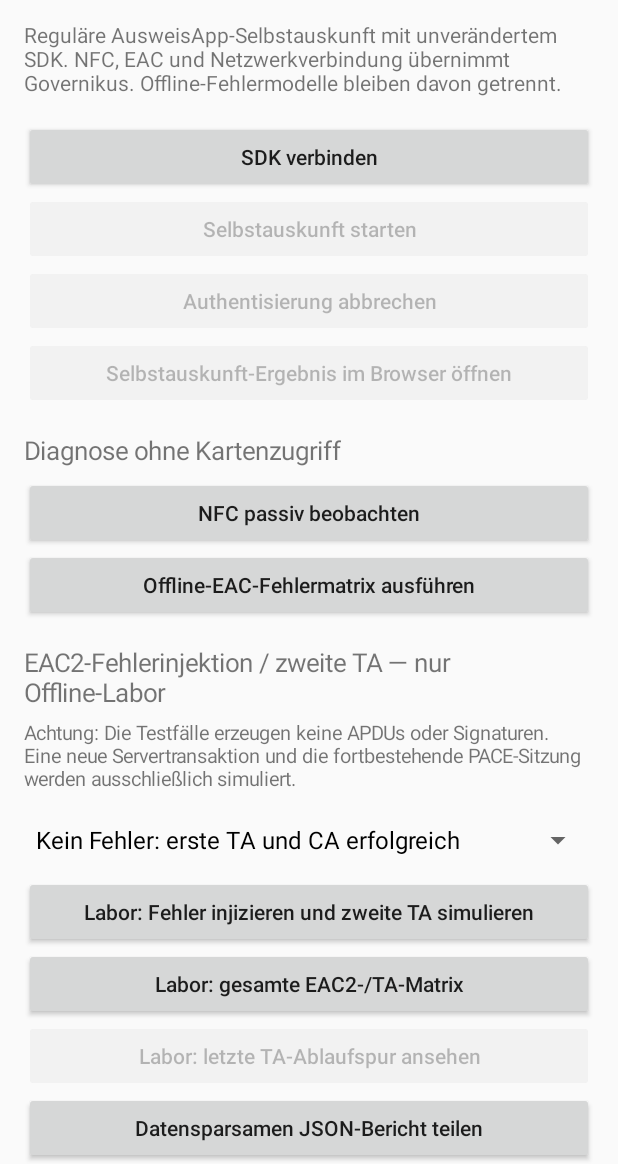
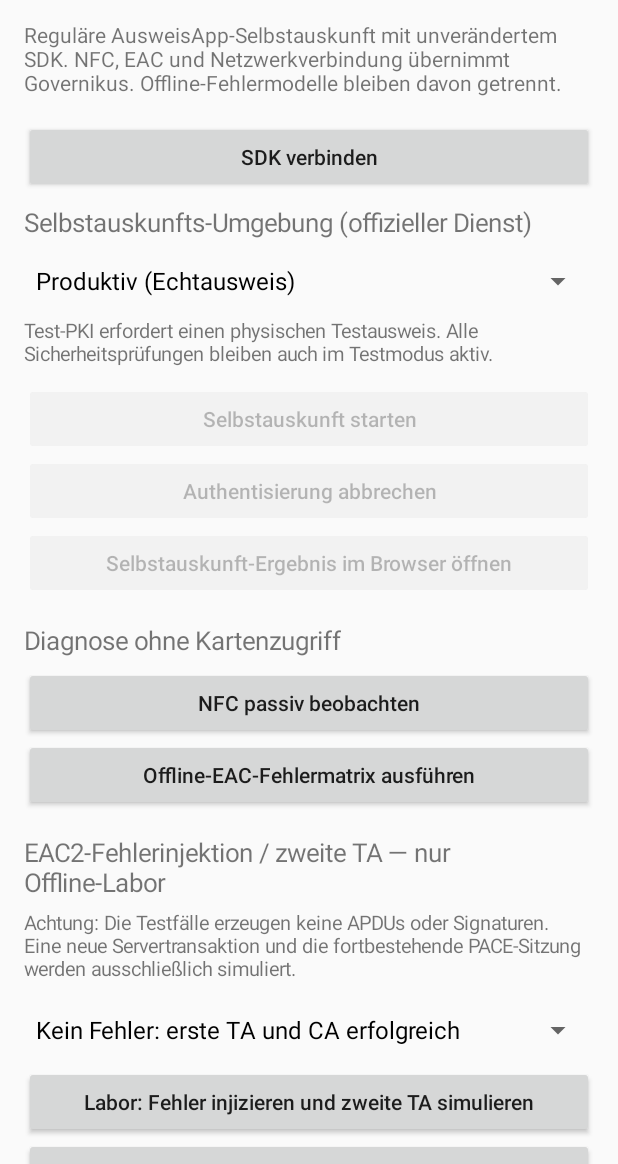
Before and after one commit to mtschirs/eidelweiss, an Android app: the screen it shows after launch (MainActivity), on a phone screen of 412 x 824 dp, the part 72-1236 px from its top. Run offline under Robolectric (Android 15) with nearby library versions, the phone set to English and light mode, and no system bars; libraries missing offline, so code that uses them is left out: com.governikus.ausweisapp2; 2 statements that could not run were skipped.

Commit message:
feat(android): support official Governikus test-PKI self-disclosure with test cards

```diff
--- a/app/src/main/java/de/mtschirs/eidelweiss/DiagnosticReport.kt
+++ b/app/src/main/java/de/mtschirs/eidelweiss/DiagnosticReport.kt
@@ -88,6 +88,7 @@ object DiagnosticReport {
                 .put("started_at_utc", run.startedUtc)
                 .put("ended_at_utc", run.endedUtc ?: JSONObject.NULL)
                 .put("source", "APP_LEVEL_SDK_CALLBACKS_AND_USER_ACTIONS_ONLY")
+                .put("environment", run.environment)
                 .put("contains_apdu_trace", false)
                 .put("proves_chip_session_continuity", false)
                 .put("proves_terminal_authentication", false)
--- a/app/src/main/java/de/mtschirs/eidelweiss/MainActivity.kt
+++ b/app/src/main/java/de/mtschirs/eidelweiss/MainActivity.kt
@@ -39,6 +39,7 @@ class MainActivity : Activity(), NfcAdapter.ReaderCallback {
     private lateinit var sdkBridge: AusweisAppSdkBridge
     private lateinit var output: TextView
     private lateinit var sdkButton: Button
+    private lateinit var selfAuthEnvironmentSelection: Spinner
     private lateinit var startButton: Button
     private lateinit var cancelButton: Button
     private lateinit var continueButton: Button
@@ -52,6 +53,7 @@ class MainActivity : Activity(), NfcAdapter.ReaderCallback {
     @Volatile private var observing = false
     @Volatile private var authenticating = false
     private var sdkReady = false
+    private var activeSelfAuthEnvironment = SelfAuthEnvironment.PRODUCTION
     private var apiLevelRequested: Int? = null
     private var rights: JSONObject? = null
     private var activeDialog: AlertDialog? = null
@@ -147,6 +149,27 @@ class MainActivity : Activity(), NfcAdapter.ReaderCallback {
             sdkBridge.bind()
             status("SDK-Verbindung angefordert.")
         }.also(stack::addView)
+        stack.addView(TextView(this).apply {
+            text = "Selbstauskunfts-Umgebung (offizieller Dienst)"
+            textSize = 17f
+            setPadding(0, 12, 0, 6)
+        })
+        selfAuthEnvironmentSelection = Spinner(this).apply {
+            adapter = ArrayAdapter(
+                this@MainActivity,
+                android.R.layout.simple_spinner_dropdown_item,
+                SelfAuthEnvironment.entries.map { it.displayName }
+            )
+            // Production remains the default on app launch to prevent a silent mode switch.
+            setSelection(SelfAuthEnvironment.PRODUCTION.ordinal)
+        }
+        stack.addView(selfAuthEnvironmentSelection)
+        stack.addView(TextView(this).apply {
+            text = "Test-PKI erfordert einen physischen Testausweis. " +
+                "Alle Sicherheitsprüfungen bleiben auch im Testmodus aktiv."
+            textSize = 13f
+            setPadding(0, 0, 0, 16)
+        })
         startButton = action("Selbstauskunft starten") { startNormalSelfDisclosure() }
             .also(stack::addView)
         cancelButton = action("Authentisierung abbrechen") {
@@ -297,8 +320,10 @@ class MainActivity : Activity(), NfcAdapter.ReaderCallback {
             return
         }
         observing = false
+        activeSelfAuthEnvironment =
+            SelfAuthEnvironment.entries[selfAuthEnvironmentSelection.selectedItemPosition]
         authenticating = true
-        val correlationId = sdkEvidence.begin()
+        val correlationId = sdkEvidence.begin(activeSelfAuthEnvironment)
         startedAtUtc = Instant.now().toString()
         status("Evidenzkennung: $correlationId")
         certificateShown = false
@@ -309,8 +334,11 @@ class MainActivity : Activity(), NfcAdapter.ReaderCallback {
         window.addFlags(WindowManager.LayoutParams.FLAG_SECURE)
         syncNfc()
         updateButtons()
-        status("Reguläre Selbstauskunft gestartet. Kein Fehlertest aktiv.")
-        if (!sdkBridge.send(SelfAuthProtocol.startCommand())) finishLocally("sdk_not_connected")
+        status("Reguläre Selbstauskunft: ${activeSelfAuthEnvironment.displayName}. " +
+            "Unverändertes SDK, developerMode=false, keine Fehlerinjektion.")
+        if (!sdkBridge.send(SelfAuthProtocol.startCommand(activeSelfAuthEnvironment))) {
+            finishLocally("sdk_not_connected")
+        }
     }
 
     private fun handleSdkMessage(data: JSONObject) {
@@ -518,7 +546,8 @@ class MainActivity : Activity(), NfcAdapter.ReaderCallback {
         sdkEvidence.end()
         closeDialog()
         authHistory += SelfAuthProtocol.summarize(
-            message, startedAtUtc, certificateShown, rightsShown, nfcForwarded
+            message, startedAtUtc, certificateShown, rightsShown, nfcForwarded,
+            activeSelfAuthEnvironment
         )
         if (authHistory.size > 20) authHistory.removeAt(0)
         resultUrl = if (SelfAuthProtocol.safeOutcome(message) == "ok")
@@ -538,7 +567,7 @@ class MainActivity : Activity(), NfcAdapter.ReaderCallback {
         closeDialog()
         authHistory += AuthRunSummary(
             startedAtUtc, Instant.now().toString(),
-            "UNMODIFIED_AUSWEISAPP_SDK", "incomplete", reason,
+            activeSelfAuthEnvironment.reportMode, "incomplete", reason,
             certificateShown, rightsShown, nfcForwarded
         )
         if (authHistory.size > 20) authHistory.removeAt(0)
@@ -563,6 +592,7 @@ class MainActivity : Activity(), NfcAdapter.ReaderCallback {
     private fun updateButtons() {
         sdkButton.isEnabled = !sdkReady
         startButton.isEnabled = sdkReady && !authenticating
+        selfAuthEnvironmentSelection.isEnabled = !authenticating
         cancelButton.isEnabled = authenticating
         continueButton.visibility = View.GONE
         resultButton.isEnabled = resultUrl != null
```
Also changed, not shown: app/src/main/java/de/mtschirs/eidelweiss/SdkEvidenceRecorder.kt (+9 -6 lines), app/src/main/java/de/mtschirs/eidelweiss/SelfAuthProtocol.kt (+21 -5 lines), 3 other files.
